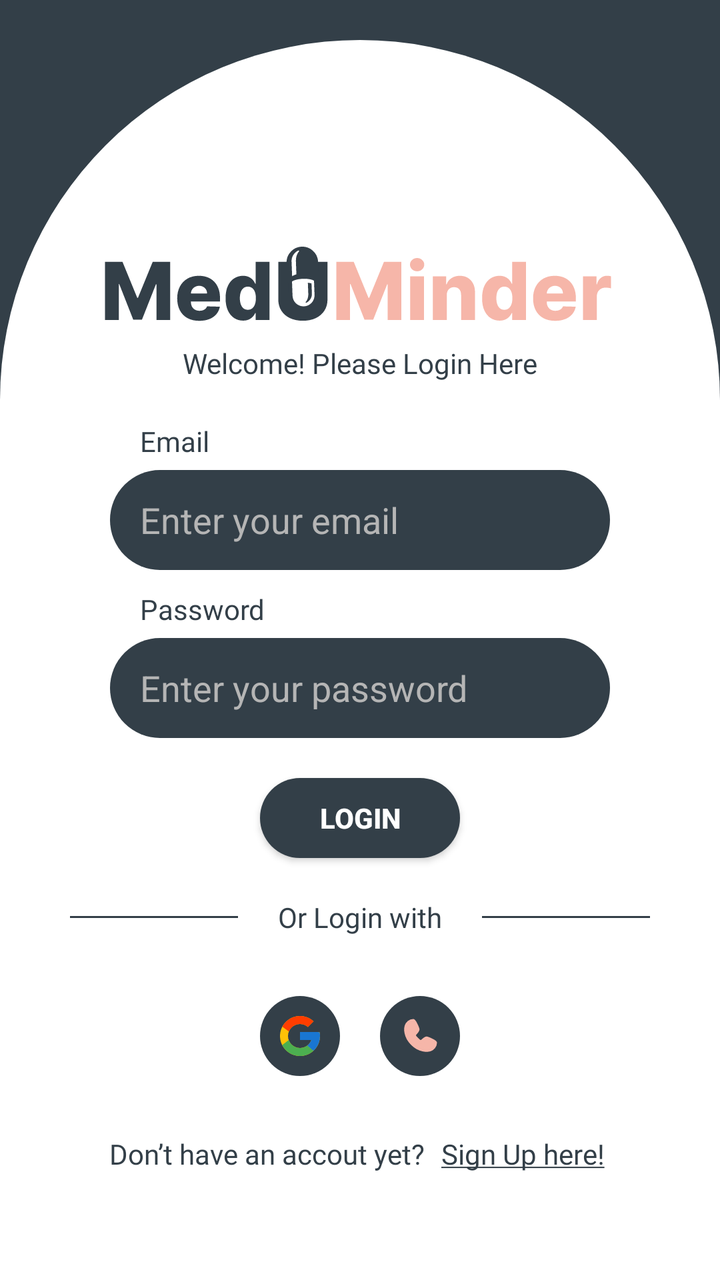
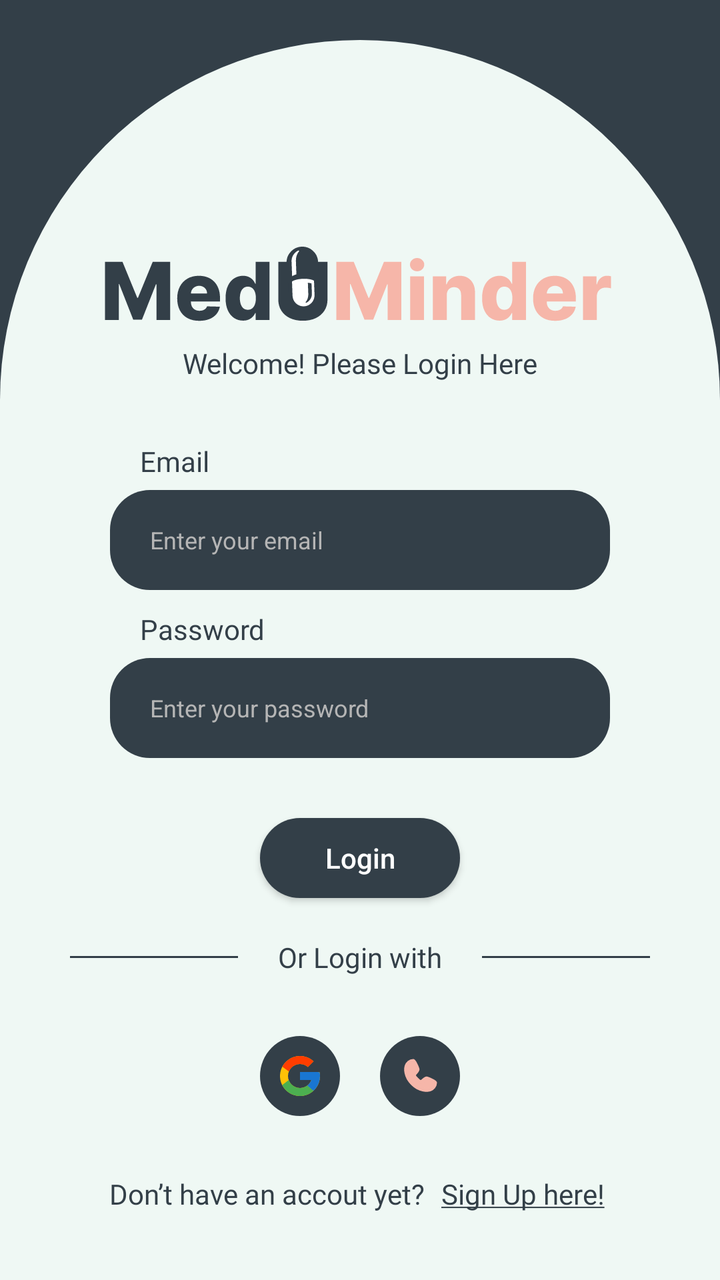

Screens rendered from an Android XML layout before and after an edit, with the pre-edit source and the edit as a unified diff.
<!-- AndroidManifest.xml: application theme Theme.MedUMinderV1 -->
<!-- res/layout/activity_login.xml -->
<?xml version="1.0" encoding="utf-8"?>
<RelativeLayout xmlns:android="http://schemas.android.com/apk/res/android"
    xmlns:app="http://schemas.android.com/apk/res-auto"
    xmlns:tools="http://schemas.android.com/tools"
    android:id="@+id/main"
    android:layout_width="match_parent"
    android:layout_height="match_parent"
    tools:context=".Login.LoginActivity"
    android:background="@color/secondary"
    >

    <ImageView
        android:id="@+id/capsule"
        android:layout_width="match_parent"
        android:layout_height="620dp"
        android:src="@drawable/capsule_login_signup"
        android:layout_alignParentBottom="true"
        />

    <ImageView
        android:id="@+id/logo"
        android:src="@drawable/logo_tulisan"
        android:layout_width="wrap_content"
        android:layout_height="wrap_content"
        android:layout_alignTop="@+id/capsule"
        android:layout_centerHorizontal="true"
        android:layout_marginTop="100dp"
        />

    <TextView
        android:id="@+id/welcome"
        android:layout_width="wrap_content"
        android:layout_height="wrap_content"
        android:text="Welcome! Please Login Here"
        android:textColor="@color/secondary"
        android:layout_below="@id/logo"
        android:layout_marginTop="10dp"
        android:layout_centerHorizontal="true"
        android:fontFamily="@font/inter_18pt_medium"
        />

    <LinearLayout
        android:id="@+id/email_section"
        android:layout_width="wrap_content"
        android:layout_height="wrap_content"
        android:orientation="vertical"
        android:layout_below="@id/welcome"
        android:layout_centerHorizontal="true"
        android:layout_marginTop="20dp"
        >

        <TextView
            android:layout_width="wrap_content"
            android:layout_height="wrap_content"
            android:text="Email"
            android:textColor="@color/secondary"
            android:fontFamily="@font/inter_18pt_regular"
            android:layout_marginStart="15dp"
            android:layout_marginBottom="5dp"
            />

        <EditText
            android:layout_width="wrap_content"
            android:layout_height="wrap_content"
            android:background="@drawable/shape_form"
            android:hint="Enter your email"
            android:paddingStart="15dp"
            android:textColorHint="@color/tertiary"
            android:textColor="@color/white"
            />

    </LinearLayout>

    <LinearLayout
        android:id="@+id/password_section"
        android:layout_width="wrap_content"
        android:layout_height="wrap_content"
        android:orientation="vertical"
        android:layout_below="@id/email_section"
        android:layout_centerHorizontal="true"
        android:layout_marginTop="10dp"
        >

        <TextView
            android:layout_width="wrap_content"
            android:layout_height="wrap_content"
            android:text="Password"
            android:textColor="@color/secondary"
            android:fontFamily="@font/inter_18pt_regular"
            android:layout_marginStart="15dp"
            android:layout_marginBottom="5dp"
            />

        <EditText
            android:layout_width="wrap_content"
            android:layout_height="wrap_content"
            android:background="@drawable/shape_form"
            android:hint="Enter your password"
            android:paddingStart="15dp"
            android:textColorHint="@color/tertiary"
            android:textColor="@color/white"
            />
    </LinearLayout>

    <Button
        android:id="@+id/login_button"
        android:text="Login"
        android:textColor="@color/white"
        android:textStyle="bold"
        android:layout_width="100dp"
        android:layout_height="40dp"
        android:layout_below="@id/password_section"
        android:layout_centerHorizontal="true"
        android:layout_marginTop="20dp"
        android:background="@drawable/button_selector"
        android:backgroundTint="@null"
        />

    <LinearLayout
        android:id="@+id/separator"
        android:layout_width="wrap_content"
        android:layout_height="wrap_content"
        android:orientation="horizontal"
        android:layout_below="@id/login_button"
        android:layout_centerHorizontal="true"
        android:layout_marginTop="20dp"
        >

        <View
            android:layout_width="84dp"
            android:layout_height="1dp"
            android:background="@color/secondary"
            android:layout_gravity="center"
            />

        <TextView
            android:layout_width="wrap_content"
            android:layout_height="wrap_content"
            android:text="Or Login with"
            android:layout_gravity="center"
            android:paddingHorizontal="20dp"
            android:textColor="@color/secondary"
            android:fontFamily="@font/inter_18pt_medium"
            />

        <View
            android:layout_width="84dp"
            android:layout_height="1dp"
            android:background="@color/secondary"
            android:layout_gravity="center"
            />
    </LinearLayout>


    <LinearLayout
        android:id="@+id/auth_provider"
        android:layout_width="wrap_content"
        android:layout_height="wrap_content"
        android:orientation="horizontal"
        android:layout_below="@id/separator"
        android:layout_centerHorizontal="true"
        android:layout_marginTop="30dp"
        >

        <Button
            android:id="@+id/google_provider"
            android:layout_width="40dp"
            android:layout_height="40dp"
            android:background="@drawable/google_selector"
            android:layout_gravity="center"
            android:layout_marginEnd="20dp"
            android:focusable="true"
            />

        <Button
            android:id="@+id/phone_provider"
            android:layout_width="40dp"
            android:layout_height="40dp"
            android:background="@drawable/phone_selector"
            android:layout_gravity="center"
            android:focusable="true"
            />
    </LinearLayout>

    <LinearLayout
        android:id="@+id/dont_have_acc"
        android:layout_width="wrap_content"
        android:layout_height="wrap_content"
        android:orientation="horizontal"
        android:layout_below="@id/auth_provider"
        android:layout_centerHorizontal="true"
        android:layout_marginTop="15dp"
        >

        <TextView
            android:layout_width="wrap_content"
            android:layout_height="wrap_content"
            android:text="Don’t have an accout yet?"
            android:fontFamily="@font/inter_18pt_medium"
            android:textColor="@color/secondary"
            android:paddingEnd="5dp"
            />

        <Button
            android:id="@+id/sign_up"
            android:layout_width="wrap_content"
            android:layout_height="wrap_content"
            android:text="@string/sign_up_here"
            android:fontFamily="@font/inter_18pt_medium"
            android:textColor="@color/text_selector"
            android:clickable="true"
            android:focusable="true"
            android:background="@android:color/transparent"
            android:backgroundTint="@null"
            android:textAllCaps="false"
            />
    </LinearLayout>

</RelativeLayout>
<!-- resources referenced by this layout -->
<resources>
  <color name="secondary">#333F48</color>
  <color name="tertiary">#B5B5B5</color>
  <color name="white">#FFFFFFFF</color>
  <!-- drawable button_selector (drawable) -->
  <?xml version="1.0" encoding="utf-8"?>
  <selector xmlns:android="http://schemas.android.com/apk/res/android">
  
      <item android:state_pressed="true"
          >
          <shape android:shape="rectangle">
              <corners android:radius="200dp"/>
              <solid android:color="@color/primary"/>
          </shape>
      </item>
  
      <item android:state_pressed="false">
          <shape android:shape="rectangle">
              <corners android:radius="200dp"/>
              <solid android:color="@color/secondary"/>
          </shape>
      </item>
  </selector>
  <!-- drawable capsule_login_signup (drawable) -->
  <?xml version="1.0" encoding="utf-8"?>
  <shape xmlns:android="http://schemas.android.com/apk/res/android"
      android:shape="rectangle">
  
      <corners android:topRightRadius="800dp"
          android:topLeftRadius="800dp"
          />
      <solid android:color="@color/white"/>
  </shape>
  <!-- drawable google_selector (drawable) -->
  <?xml version="1.0" encoding="utf-8"?>
  <selector xmlns:android="http://schemas.android.com/apk/res/android">
  
      <item android:state_pressed="true"
          android:drawable="@drawable/google_hover"/>
      <item android:state_pressed="false"
          android:drawable="@drawable/google_default"/>
  </selector>
  <!-- drawable phone_selector (drawable) -->
  <?xml version="1.0" encoding="utf-8"?>
  <selector xmlns:android="http://schemas.android.com/apk/res/android">
  
      <item android:state_pressed="true"
          android:drawable="@drawable/phone_hover"/>
      <item android:state_pressed="false"
          android:drawable="@drawable/phone_default"/>
  </selector>
  <!-- drawable shape_form (drawable) -->
  <?xml version="1.0" encoding="utf-8"?>
  <shape xmlns:android="http://schemas.android.com/apk/res/android"
      android:shape="rectangle">
  
      <size android:width="250dp"
          android:height="50dp"/>
      <solid android:color="@color/secondary"/>
      <corners android:radius="200dp"/>
  </shape>
  <string name="sign_up_here"><u>Sign Up here!</u></string>
  <style name="Theme.MedUMinderV1" parent="Theme.MaterialComponents.DayNight.NoActionBar">
          
          <item name="colorPrimary">@color/purple_500</item>
          <item name="colorPrimaryVariant">@color/purple_700</item>
          <item name="colorOnPrimary">@color/white</item>
          
          <item name="colorSecondary">@color/teal_200</item>
          <item name="colorSecondaryVariant">@color/teal_700</item>
          <item name="colorOnSecondary">@color/black</item>
          
          <item name="android:statusBarColor">?attr/colorPrimaryVariant</item>
          
          <item name="materialButtonStyle">@style/Widget.AppCompat.Button</item>
      </style>
  <color name="primary">#F6B6A9</color>
  <color name="purple_500">#FF6200EE</color>
  <color name="purple_700">#FF3700B3</color>
  <color name="teal_200">#FF03DAC5</color>
  <color name="teal_700">#FF018786</color>
  <color name="black">#FF000000</color>
  <!-- unchanged entries left out for length: 5 -->
</resources>

<!-- the commit's change to res/layout/activity_login.xml (unified diff, before → after) -->
@@ -6,7 +6,7 @@
     android:layout_width="match_parent"
     android:layout_height="match_parent"
     tools:context=".Login.LoginActivity"
-    android:background="@color/secondary"
+    android:background="@color/black"
     >
 
     <ImageView
@@ -32,7 +32,7 @@
         android:layout_width="wrap_content"
         android:layout_height="wrap_content"
         android:text="Welcome! Please Login Here"
-        android:textColor="@color/secondary"
+        android:textColor="@color/black"
         android:layout_below="@id/logo"
         android:layout_marginTop="10dp"
         android:layout_centerHorizontal="true"
@@ -46,15 +46,15 @@
         android:orientation="vertical"
         android:layout_below="@id/welcome"
         android:layout_centerHorizontal="true"
-        android:layout_marginTop="20dp"
+        android:layout_marginTop="30dp"
         >
 
         <TextView
             android:layout_width="wrap_content"
             android:layout_height="wrap_content"
             android:text="Email"
-            android:textColor="@color/secondary"
-            android:fontFamily="@font/inter_18pt_regular"
+            android:textColor="@color/black"
+            android:fontFamily="@font/inter_18pt_semibold"
             android:layout_marginStart="15dp"
             android:layout_marginBottom="5dp"
             />
@@ -62,11 +62,12 @@
         <EditText
             android:layout_width="wrap_content"
             android:layout_height="wrap_content"
-            android:background="@drawable/shape_form"
+            android:background="@drawable/edittext_border"
             android:hint="Enter your email"
-            android:paddingStart="15dp"
-            android:textColorHint="@color/tertiary"
+            android:paddingStart="20dp"
+            android:textColorHint="@color/placeholder"
             android:textColor="@color/white"
+            android:textSize="12sp"
             />
 
     </LinearLayout>
@@ -85,20 +86,23 @@
             android:layout_width="wrap_content"
             android:layout_height="wrap_content"
             android:text="Password"
-            android:textColor="@color/secondary"
-            android:fontFamily="@font/inter_18pt_regular"
+            android:textColor="@color/black"
+            android:fontFamily="@font/inter_18pt_semibold"
             android:layout_marginStart="15dp"
             android:layout_marginBottom="5dp"
             />
 
+
         <EditText
             android:layout_width="wrap_content"
             android:layout_height="wrap_content"
-            android:background="@drawable/shape_form"
+            android:background="@drawable/edittext_border"
             android:hint="Enter your password"
-            android:paddingStart="15dp"
-            android:textColorHint="@color/tertiary"
+            android:paddingStart="20dp"
+            android:textColorHint="@color/placeholder"
             android:textColor="@color/white"
+            android:inputType="textPassword"
+            android:textSize="12sp"
             />
     </LinearLayout>
 
@@ -106,14 +110,14 @@
         android:id="@+id/login_button"
         android:text="Login"
         android:textColor="@color/white"
-        android:textStyle="bold"
         android:layout_width="100dp"
         android:layout_height="40dp"
         android:layout_below="@id/password_section"
         android:layout_centerHorizontal="true"
-        android:layout_marginTop="20dp"
+        android:layout_marginTop="30dp"
         android:background="@drawable/button_selector"
         android:backgroundTint="@null"
+        android:textAllCaps="false"
         />
 
     <LinearLayout
@@ -129,7 +133,7 @@
         <View
             android:layout_width="84dp"
             android:layout_height="1dp"
-            android:background="@color/secondary"
+            android:background="@color/black"
             android:layout_gravity="center"
             />
 
@@ -139,14 +143,14 @@
             android:text="Or Login with"
             android:layout_gravity="center"
             android:paddingHorizontal="20dp"
-            android:textColor="@color/secondary"
+            android:textColor="@color/black"
             android:fontFamily="@font/inter_18pt_medium"
             />
 
         <View
             android:layout_width="84dp"
             android:layout_height="1dp"
-            android:background="@color/secondary"
+            android:background="@color/black"
             android:layout_gravity="center"
             />
     </LinearLayout>
@@ -197,7 +201,7 @@
             android:layout_height="wrap_content"
             android:text="Don’t have an accout yet?"
             android:fontFamily="@font/inter_18pt_medium"
-            android:textColor="@color/secondary"
+            android:textColor="@color/black"
             android:paddingEnd="5dp"
             />
 
@@ -207,7 +211,7 @@
             android:layout_height="wrap_content"
             android:text="@string/sign_up_here"
             android:fontFamily="@font/inter_18pt_medium"
-            android:textColor="@color/text_selector"
+            android:textColor="@color/black"
             android:clickable="true"
             android:focusable="true"
             android:background="@android:color/transparent"
<!-- resource entries referenced after the edit -->
@@ -1,8 +1,6 @@
 <!-- resources referenced by this layout -->
 <resources>
-  <color name="secondary">#333F48</color>
-  <color name="tertiary">#B5B5B5</color>
-  <color name="white">#FFFFFFFF</color>
+  <color name="white">#FFFFFF</color>
   <!-- drawable button_selector (drawable) -->
   <?xml version="1.0" encoding="utf-8"?>
   <selector xmlns:android="http://schemas.android.com/apk/res/android">
@@ -11,14 +9,14 @@
           >
           <shape android:shape="rectangle">
               <corners android:radius="200dp"/>
-              <solid android:color="@color/primary"/>
+              <solid android:color="@color/pink"/>
           </shape>
       </item>
   
       <item android:state_pressed="false">
           <shape android:shape="rectangle">
               <corners android:radius="200dp"/>
-              <solid android:color="@color/secondary"/>
+              <solid android:color="@color/black"/>
           </shape>
       </item>
   </selector>
@@ -30,7 +28,27 @@
       <corners android:topRightRadius="800dp"
           android:topLeftRadius="800dp"
           />
-      <solid android:color="@color/white"/>
+      <solid android:color="@color/bckg"/>
+  
+  </shape>
+  <!-- drawable edittext_border (drawable) -->
+  <?xml version="1.0" encoding="utf-8"?>
+  <shape xmlns:android="http://schemas.android.com/apk/res/android">
+  
+      <solid android:color="@color/black"/>
+  
+      <size android:width="250dp"
+          android:height="50dp"/>
+  
+      <corners
+          android:radius="20dp"/>
+  
+      <padding
+          android:left="12dp"
+          android:right="12dp"
+          android:top="8dp"
+          android:bottom="8dp"/>
+  
   </shape>
   <!-- drawable google_selector (drawable) -->
   <?xml version="1.0" encoding="utf-8"?>
@@ -50,16 +68,6 @@
       <item android:state_pressed="false"
           android:drawable="@drawable/phone_default"/>
   </selector>
-  <!-- drawable shape_form (drawable) -->
-  <?xml version="1.0" encoding="utf-8"?>
-  <shape xmlns:android="http://schemas.android.com/apk/res/android"
-      android:shape="rectangle">
-  
-      <size android:width="250dp"
-          android:height="50dp"/>
-      <solid android:color="@color/secondary"/>
-      <corners android:radius="200dp"/>
-  </shape>
   <string name="sign_up_here"><u>Sign Up here!</u></string>
   <style name="Theme.MedUMinderV1" parent="Theme.MaterialComponents.DayNight.NoActionBar">
           
@@ -75,12 +83,10 @@
           
           <item name="materialButtonStyle">@style/Widget.AppCompat.Button</item>
       </style>
-  <color name="primary">#F6B6A9</color>
-  <color name="purple_500">#FF6200EE</color>
-  <color name="purple_700">#FF3700B3</color>
-  <color name="teal_200">#FF03DAC5</color>
-  <color name="teal_700">#FF018786</color>
-  <color name="black">#FF000000</color>
+  <color name="pink">#F6B6A9</color>
+  <color name="bckg">#EFF8F4</color>
+  <color name="black">#333F48</color>
+  <color name="placeholder">#B5B5B5</color>
   <!-- unchanged entries left out for length: 5 -->
 </resources>
 
